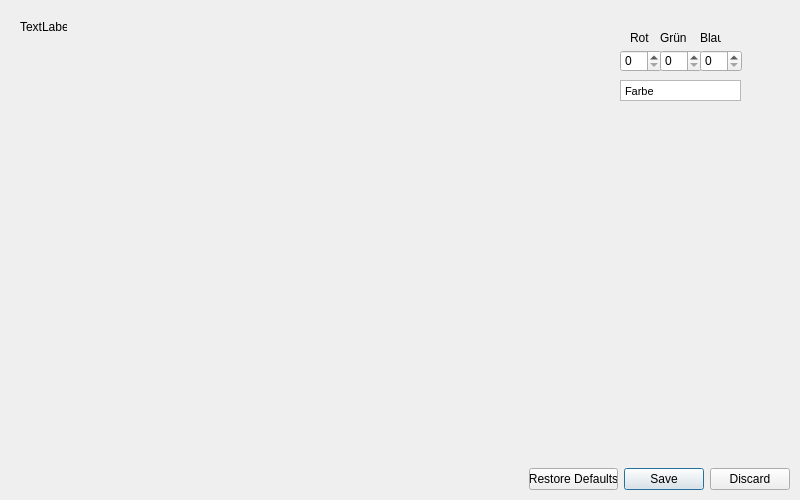
Old version of the form Python/BWLastCopies/settings.ui in the repository WorldTeacher/WorkPrograms.
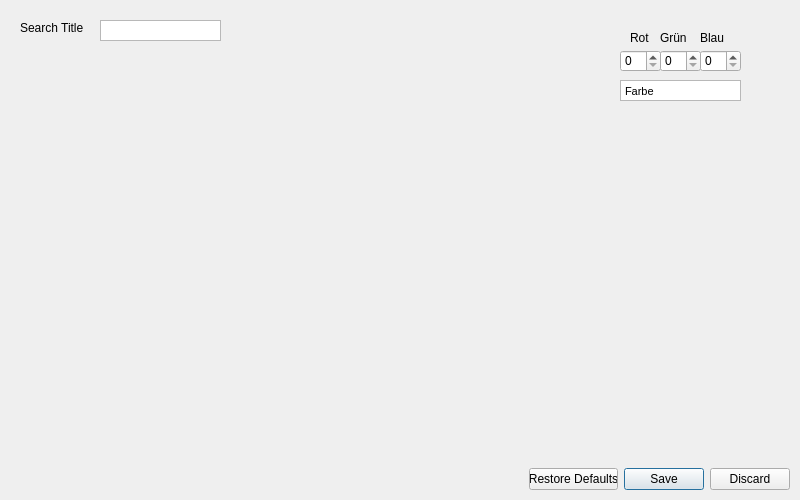
New version of the form.

Patch:
```diff
--- a/Python/BWLastCopies/settings.ui
+++ b/Python/BWLastCopies/settings.ui
@@ -81,7 +81,7 @@
     <rect>
      <x>700</x>
      <y>30</y>
-     <width>21</width>
+     <width>31</width>
      <height>16</height>
     </rect>
    </property>
@@ -94,7 +94,7 @@
     <rect>
      <x>620</x>
      <y>50</y>
-     <width>42</width>
+     <width>41</width>
      <height>22</height>
     </rect>
    </property>
@@ -107,7 +107,7 @@
     <rect>
      <x>660</x>
      <y>50</y>
-     <width>42</width>
+     <width>41</width>
      <height>22</height>
     </rect>
    </property>
@@ -120,7 +120,7 @@
     <rect>
      <x>700</x>
      <y>50</y>
-     <width>42</width>
+     <width>41</width>
      <height>22</height>
     </rect>
    </property>
@@ -153,12 +153,35 @@
     <rect>
      <x>20</x>
      <y>20</y>
-     <width>47</width>
-     <height>13</height>
+     <width>71</width>
+     <height>16</height>
     </rect>
    </property>
    <property name="text">
-    <string>TextLabel</string>
+    <string>Search Title</string>
+   </property>
+  </widget>
+  <widget class="QTextEdit" name="search_title_rgb">
+   <property name="geometry">
+    <rect>
+     <x>100</x>
+     <y>20</y>
+     <width>121</width>
+     <height>21</height>
+    </rect>
+   </property>
+   <property name="verticalScrollBarPolicy">
+    <enum>Qt::ScrollBarAlwaysOff</enum>
+   </property>
+   <property name="html">
+    <string>&lt;!DOCTYPE HTML PUBLIC &quot;-//W3C//DTD HTML 4.0//EN&quot; &quot;http://www.w3.org/TR/REC-html40/strict.dtd&quot;&gt;
+&lt;html&gt;&lt;head&gt;&lt;meta name=&quot;qrichtext&quot; content=&quot;1&quot; /&gt;&lt;style type=&quot;text/css&quot;&gt;
+p, li { white-space: pre-wrap; }
+&lt;/style&gt;&lt;/head&gt;&lt;body style=&quot; font-family:'MS Shell Dlg 2'; font-size:8.25pt; font-weight:400; font-style:normal;&quot;&gt;
+&lt;p style=&quot;-qt-paragraph-type:empty; margin-top:0px; margin-bottom:0px; margin-left:0px; margin-right:0px; -qt-block-indent:0; text-indent:0px; font-family:'Noto Sans'; font-size:10pt;&quot;&gt;&lt;br /&gt;&lt;/p&gt;&lt;/body&gt;&lt;/html&gt;</string>
+   </property>
+   <property name="markdown" stdset="0">
+    <string/>
    </property>
   </widget>
  </widget>
```
